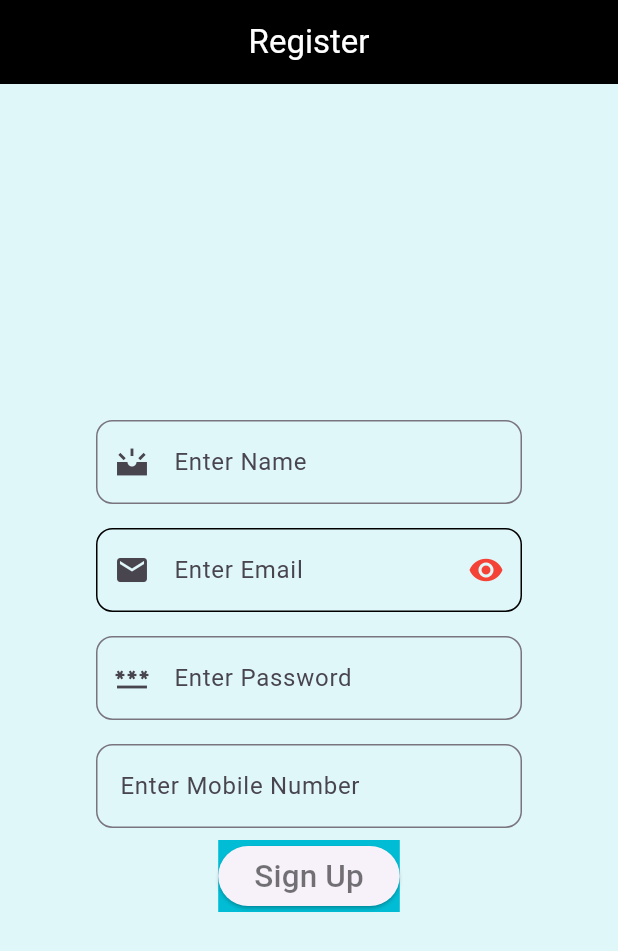
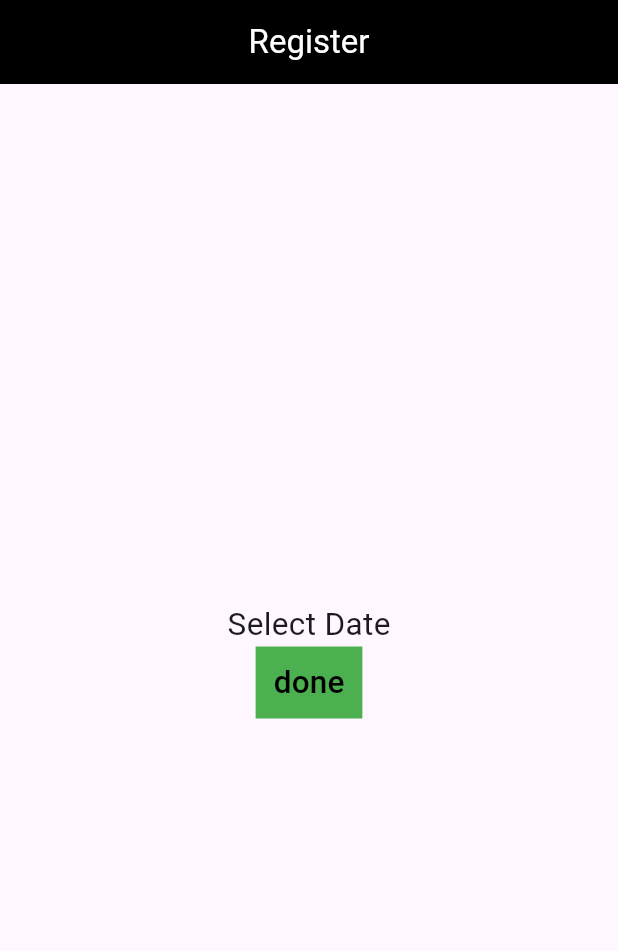
Before and after one commit to Piyushsethiya/flutter-tutorial, a Flutter app: the screen it shows after launch, on a phone screen of 412 x 824 dp. Shown: the top 951 px of the screen. Run offline on Flutter 3.47's test engine with Material 3 defaults, Android fonts, the phone set to English and light mode, and no system bars.

Commit message:
Date Picker start

```diff
--- a/lib/main.dart
+++ b/lib/main.dart
@@ -1,6 +1,8 @@
 // import 'dart:html';
 
+import 'package:flutter/cupertino.dart';
 import 'package:flutter/material.dart';
+import 'package:intl/intl.dart';
 
 void main(){
   runApp(DemoApp());
@@ -13,7 +15,8 @@ class DemoApp extends StatelessWidget{
       title: "main working",
       debugShowCheckedModeBanner: false,
       theme: ThemeData(
-          primarySwatch: Colors.blue
+          primarySwatch: Colors.green
+
       ),
       home: DashBoardScreen(),
     );
@@ -27,12 +30,16 @@ class DashBoardScreen extends StatefulWidget{
 
 class _DashBoardScreenState extends State<DashBoardScreen>{
 
+// portion of register
   var name = TextEditingController();
   var username = TextEditingController();
   var password = TextEditingController();
   var mobile_no = TextEditingController();
+//end portion
+
   @override
   Widget build(BuildContext context){
+  var time = DateTime.now();
     return Scaffold(
       appBar: AppBar(
         title: Text("Register"),
@@ -41,134 +48,205 @@ class _DashBoardScreenState extends State<DashBoardScreen>{
         foregroundColor: Colors.white,
 
       ),
-      body: Container(
-        color: Colors.cyan[50],
-        child: Center(
-          child: Container(
-            width: 300,
-            child: Column(
-              mainAxisAlignment: MainAxisAlignment.center,
-              children: [
-                Padding(
-                  padding: const EdgeInsets.all(8.0),
-                  child: TextField(
-                    controller: name,
-                    decoration: InputDecoration(
-                      hintText: "Enter Name",
-                        focusedBorder: OutlineInputBorder(
-                          borderRadius: BorderRadius.circular(11),
-                          borderSide: BorderSide(color: Colors.green,width: 4),
-                        ),
-                        border: OutlineInputBorder(
-                          borderRadius: BorderRadius.circular(11),
-                          // borderSide: BorderSide(color: Colors.yellow),
 
-                        ),
-                      prefixIcon: Icon(Icons.upcoming_sharp)
-                    ),
-                  ),
-                ),
-                Padding(
-                  padding: const EdgeInsets.all(8.0),
-                  child: TextField(
-                    // enabled: false,
-                    controller: username,
-                    decoration: InputDecoration(
-                      hintText: "Enter Email",
-                      focusedBorder: OutlineInputBorder(
-                        borderRadius: BorderRadius.circular(11),
-                        borderSide: BorderSide(color: Colors.green,width: 4),
-                      ),
-                      enabledBorder: OutlineInputBorder(
-                        borderSide: BorderSide(
-                          // color: Colors.amber,
-                          // width: 4,
-                        ),
-                        borderRadius: BorderRadius.circular(11),
-                      ),
-                      disabledBorder: OutlineInputBorder(
-                        borderRadius: BorderRadius.circular(11),
-                        borderSide: BorderSide(color: Colors.black54,width: 4),
-                      ),
-                      // suffixText: "Username Exits",
-                      suffixIcon: IconButton(
-                        icon: Icon(Icons.remove_red_eye, color: Colors.red,),
-                        onPressed: (){
+// register start page
+//       body: Container(
+//         color: Colors.cyan[50],
+//         child: Center(
+//           child: Container(
+//             width: 300,
+//             child: Column(
+//               mainAxisAlignment: MainAxisAlignment.center,
+//               children: [
+//                 CircleAvatar(
+//                   radius: 50,
+//                   backgroundImage: AssetImage('assets/images/temp_logo.jpg'),
+//                 ),
+//                 Padding(
+//                   padding: const EdgeInsets.all(8.0),
+//                   child: TextField(
+//                     controller: name,
+//                     decoration: InputDecoration(
+//                       hintText: "Enter Name",
+//                         focusedBorder: OutlineInputBorder(
+//                           borderRadius: BorderRadius.circular(11),
+//                           borderSide: BorderSide(color: Colors.green,width: 4),
+//                         ),
+//                         border: OutlineInputBorder(
+//                           borderRadius: BorderRadius.circular(11),
+//                           // borderSide: BorderSide(color: Colors.yellow),
+//
+//                         ),
+//                       prefixIcon: Icon(Icons.upcoming_sharp)
+//                     ),
+//                   ),
+//                 ),
+//                 Padding(
+//                   padding: const EdgeInsets.all(8.0),
+//                   child: TextField(
+//                     // enabled: false,
+//                     controller: username,
+//                     decoration: InputDecoration(
+//                       hintText: "Enter Email",
+//                       focusedBorder: OutlineInputBorder(
+//                         borderRadius: BorderRadius.circular(11),
+//                         borderSide: BorderSide(color: Colors.green,width: 4),
+//                       ),
+//                       enabledBorder: OutlineInputBorder(
+//                         borderSide: BorderSide(
+//                           // color: Colors.amber,
+//                           // width: 4,
+//                         ),
+//                         borderRadius: BorderRadius.circular(11),
+//                       ),
+//                       disabledBorder: OutlineInputBorder(
+//                         borderRadius: BorderRadius.circular(11),
+//                         borderSide: BorderSide(color: Colors.black54,width: 4),
+//                       ),
+//                       // suffixText: "Username Exits",
+//                       suffixIcon: IconButton(
+//                         icon: Icon(Icons.remove_red_eye, color: Colors.red,),
+//                         onPressed: (){
+//
+//                         },
+//                       ),
+//                       // prefixText: "Enter Username ",
+//                       prefixIcon: Icon(Icons.email),
+//
+//                       // border: OutlineInputBorder(
+//                       //   borderRadius: BorderRadius.circular(11),
+//                       //   // borderSide: BorderSide(color: Colors.yellow),
+//                       //
+//                       // )
+//                     ),
+//                   ),
+//                 ),
+//
+//                 Padding(
+//                   padding: const EdgeInsets.all(8.0),
+//                   child: TextField(
+//                     controller: password,
+//                     obscureText: true,
+//                     obscuringCharacter: "*",
+//                     decoration: InputDecoration(
+//                       hintText: "Enter Password",
+//                         focusedBorder: OutlineInputBorder(
+//                           borderRadius: BorderRadius.circular(11),
+//                           borderSide: BorderSide(color: Colors.green,width: 4),
+//                         ),
+//                         prefixIcon: Icon(Icons.password_outlined),
+//
+//                         border: OutlineInputBorder(
+//                           borderRadius: BorderRadius.circular(11),
+//                           // borderSide: BorderSide(color: Colors.yellow),
+//
+//                         )
+//                     ),
+//                   ),
+//                 ),
+//                 Padding(
+//                   padding: const EdgeInsets.all(8.0),
+//                   child: TextField(
+//                     keyboardType: TextInputType.datetime,
+//                     controller: mobile_no,
+//                     decoration: InputDecoration(
+//                       hintText: "Enter Mobile Number",
+//                         focusedBorder: OutlineInputBorder(
+//                           borderRadius: BorderRadius.circular(11),
+//                           borderSide: BorderSide(color: Colors.green,width: 4),
+//                         ),
+//
+//                         border: OutlineInputBorder(
+//                           borderRadius: BorderRadius.circular(11),
+//                           // borderSide: BorderSide(color: Colors.yellow),
+//
+//                         ),
+//                       prefixIcon: Icon(Icons.phone),
+//                     ),
+//                   ),
+//                 ),
+//                 Container(
+//                   color: Colors.cyan,
+//                   child: ElevatedButton(
+//                       onPressed: (){
+//                     String fname = name.text.toString();
+//                     String u_name = username.text.toString();
+//                     String u_pass = password.text.toString();
+//                     String m_no = mobile_no.text.toString();
+//                     print("Name: $fname, Email: $u_name, Pass: $u_pass, Mobile No.: $m_no");
+//                   }, child: Text('Sign Up',
+//                     style: TextStyle(fontSize: 21,color: Colors.black54),)
+//
+//                   ),
+//                 )
+//               ],
+//             ),
+//           ),
+//         ),
+//       ),
 
-                        },
-                      ),
-                      // prefixText: "Enter Username ",
-                      prefixIcon: Icon(Icons.email),
+// register end page
 
-                      // border: OutlineInputBorder(
-                      //   borderRadius: BorderRadius.circular(11),
-                      //   // borderSide: BorderSide(color: Colors.yellow),
-                      //
-                      // )
-                    ),
-                  ),
-                ),
+//  Date and time
 
-                Padding(
-                  padding: const EdgeInsets.all(8.0),
-                  child: TextField(
-                    controller: password,
-                    obscureText: true,
-                    obscuringCharacter: "*",
-                    decoration: InputDecoration(
-                      hintText: "Enter Password",
-                        focusedBorder: OutlineInputBorder(
-                          borderRadius: BorderRadius.circular(11),
-                          borderSide: BorderSide(color: Colors.green,width: 4),
-                        ),
-                        prefixIcon: Icon(Icons.password_outlined),
+    // body: Container(
+    //     height: 500,
+    //     child: ListView(
+    //       // child: Column(
+    //       //   mainAxisAlignment: MainAxisAlignment.center,
+    //         children: [
+    //           Text('Current Total Time: $time', style: TextStyle(fontSize: 20),),
+    //           Text('Current year: ${time.year}', style: TextStyle(fontSize: 20),),
+    //           Text('Current Month: ${time.month}', style: TextStyle(fontSize: 20),),
+    //           Text('Current Day: ${time.day}', style: TextStyle(fontSize: 20),),
+    //           Text('Current Week-Day: ${time.weekday}', style: TextStyle(fontSize: 20),),
+    //           Text('Current Hour: ${time.hour}', style: TextStyle(fontSize: 20),),
+    //           Text('Current minute: ${time.minute}', style: TextStyle(fontSize: 20),),
+    //           Text('Current Second: ${time.second}', style: TextStyle(fontSize: 20),),
+    //           Text('Formated Time: ${DateFormat('h:m:s').format(time)}', style: TextStyle(fontSize: 20),),
+    //           Text('Formated Time: ${DateFormat('jms').format(time)}', style: TextStyle(fontSize: 20),),
+    //           Text('Formated Time: ${DateFormat('yMMMd').format(time)}', style: TextStyle(fontSize: 20),),
+    //           Text('Formated Time: ${DateFormat('E').format(time)}', style: TextStyle(fontSize: 20),),
+    //
+    //           Container(
+    //             width: 10,
+    //
+    //
+    //             margin: EdgeInsets.only(top: 15),
+    //             color: Colors.black,
+    //             child: TextButton(
+    //
+    //                 onPressed: (){
+    //                   setState(() {
+    //
+    //                   });
+    //                 }, child: Text("Update Time", style: TextStyle(fontSize: 25,color: Colors.white),)),
+    //           )
+    //         ],
+    //
+    //             ),
+    //     ),
+    // ),
 
-                        border: OutlineInputBorder(
-                          borderRadius: BorderRadius.circular(11),
-                          // borderSide: BorderSide(color: Colors.yellow),
+// Date picker
 
-                        )
-                    ),
-                  ),
-                ),
-                Padding(
-                  padding: const EdgeInsets.all(8.0),
-                  child: TextField(
-                    controller: mobile_no,
-                    decoration: InputDecoration(
-                      hintText: "Enter Mobile Number",
-                        focusedBorder: OutlineInputBorder(
-                          borderRadius: BorderRadius.circular(11),
-                          borderSide: BorderSide(color: Colors.green,width: 4),
-                        ),
+    body: Center(
+      child: Column(
+        mainAxisAlignment: MainAxisAlignment.center,
+        children: [
+          Text("Select Date", style: TextStyle(fontSize: 21),),
+          Container(
+              color: Colors.green,
+              child: TextButton(onPressed: (){
+                DateTime? datepicked = await showDatePicker(
+                    context: context,
+                    firstDate: DateTime(2020),
+                    lastDate: DateTime(2024));
+              }, child: Text('done',style: TextStyle(color: Colors.black, fontSize: 21),)))
+        ],
+      ),
+    )
+    );
 
-                        border: OutlineInputBorder(
-                          borderRadius: BorderRadius.circular(11),
-                          // borderSide: BorderSide(color: Colors.yellow),
-
-                        )
-                    ),
-                  ),
-                ),
-                Container(
-                  color: Colors.cyan,
-                  child: ElevatedButton(
-                      onPressed: (){
-                    String fname = name.text.toString();
-                    String u_name = username.text.toString();
-                    String u_pass = password.text.toString();
-                    String m_no = mobile_no.text.toString();
-                    print("Name: $fname, Email: $u_name, Pass: $u_pass, Mobile No.: $m_no");
-                  }, child: Text('Sign Up',
-                    style: TextStyle(fontSize: 21,color: Colors.black54),)
-
-                  ),
-                )
-              ],
-            ),
-          ),
-        ),
-      ),
-    );
   }
 }
--- a/pubspec.yaml
+++ b/pubspec.yaml
@@ -46,6 +46,7 @@ dev_dependencies:
   # package. See that file for information about deactivating specific lint
   # rules and activating additional ones.
   flutter_lints: ^3.0.0
+  intl: ^0.19.0
 
 # For information on the generic Dart part of this file, see the
 # following page: https://dart.dev/tools/pub/pubspec
```
Also changed, not shown: assets/images/temp_logo.jpg (added), pubspec.lock.
